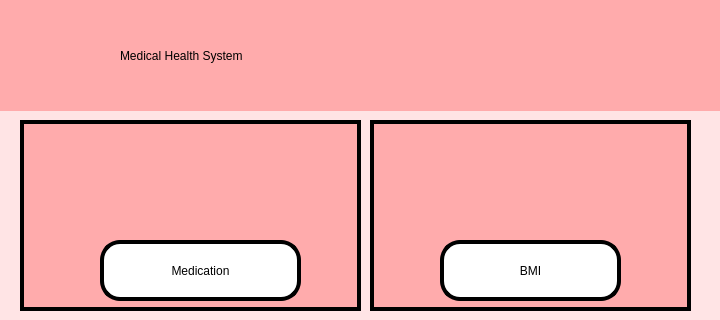
Before: the Qt Designer form UI/PHS_homepage.ui in NaryanSambhi/CSCN72030---Sec3---Group2, drawn with Qt 5; both pictures show x 0 to 720 and y 0 to 320 of the 720 by 1244 pixel window.
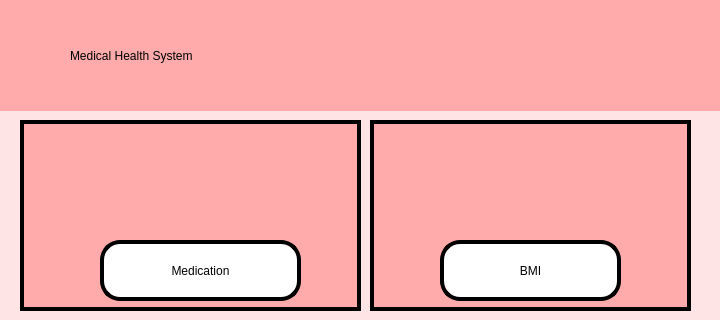
After: the same form once the commit is applied. Icons and pictures are not drawn.

Diff of the .ui file:
```diff
--- a/UI/PHS_homepage.ui
+++ b/UI/PHS_homepage.ui
@@ -45,9 +45,9 @@
      <widget class="QLabel" name="label">
       <property name="geometry">
        <rect>
-        <x>130</x>
+        <x>80</x>
         <y>30</y>
-        <width>351</width>
+        <width>561</width>
         <height>71</height>
        </rect>
       </property>
```
